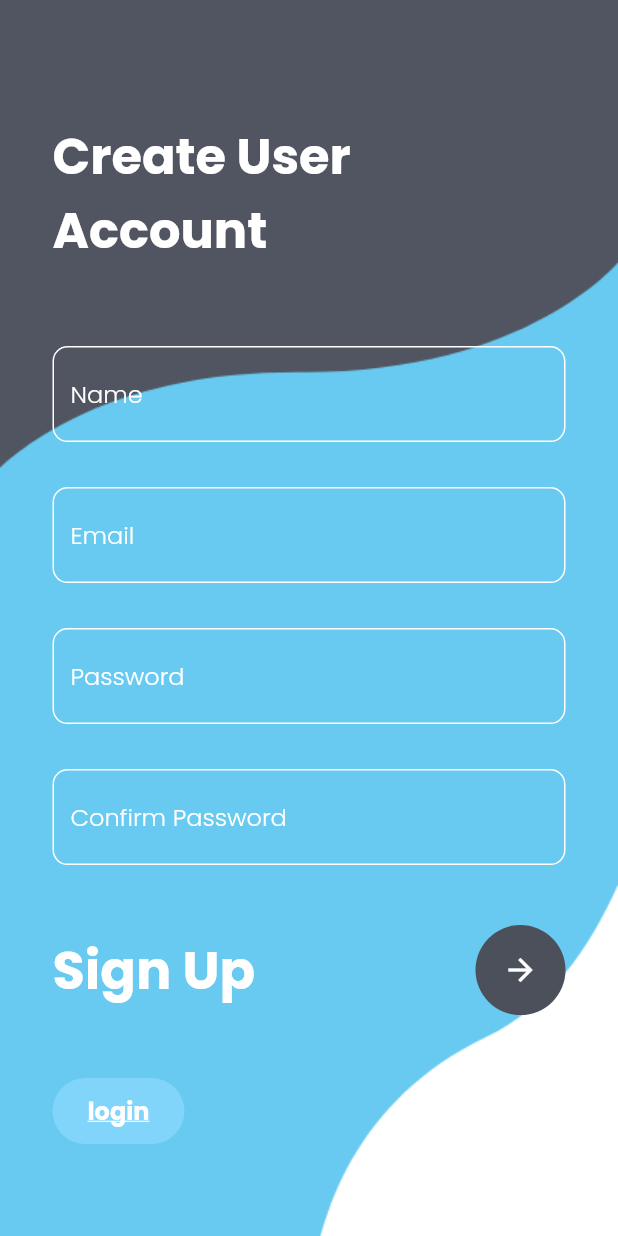
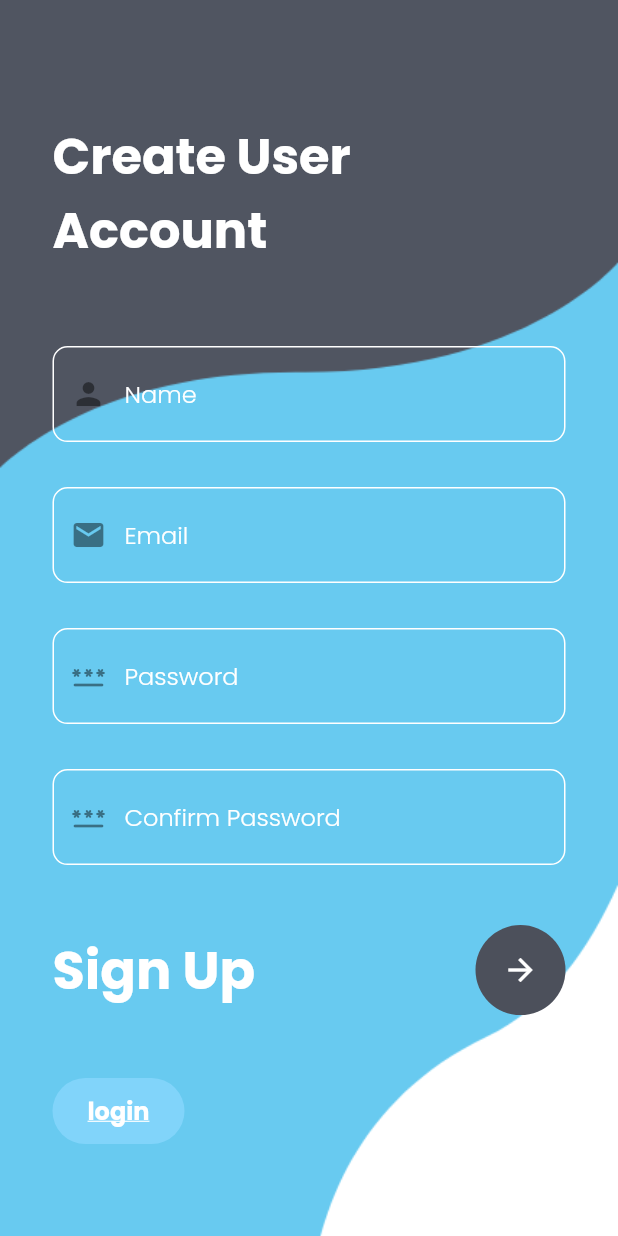
Before and after one commit to S6-mini-project/medicine-frontend, a Flutter app: the screen it shows after launch, after a tap on the "keyboard arrow right" icon, after a tap on "Sign up", on a phone screen of 412 x 824 dp. Run offline on Flutter 3.47's test engine with Material 2 defaults, Android fonts, the phone set to English and light mode, and no system bars; our stand-ins replace fl_chart, flutter_local_notifications, percent_indicator, pie_chart, syncfusion_flutter_datagrid; network calls fail.

Commit message:
added prefix icons , added dynamic colors to stock status widget

```diff
--- a/medpharma_app/lib/widgets/allMedScreen.dart
+++ b/medpharma_app/lib/widgets/allMedScreen.dart
@@ -158,7 +158,7 @@ class _AllMedScreenState extends State<AllMedScreen> {
                                           CrossAxisAlignment.start,
                                       children: [
                                         Text(
-                                          "Enter name of min stock ",
+                                          "Enter the minimum stock ",
                                           style: TextStyle(
                                               fontSize: 14,
                                               fontFamily: "poppins",
--- a/medpharma_app/lib/widgets/loginWidget.dart
+++ b/medpharma_app/lib/widgets/loginWidget.dart
@@ -43,21 +43,26 @@ class _LoginWidgetState extends State<LoginWidget> {
                   print("tapped");
                 },
                 decoration: InputDecoration(
+                  prefixIcon: Icon(
+                    Icons.email,
+                  ),
+                  filled: true,
+                  fillColor: Colors.white,
                   enabledBorder: UnderlineInputBorder(
                     borderSide:
-                        BorderSide(color:  Color.fromARGB(255, 142, 143, 145)),
+                        BorderSide(color: Color.fromARGB(255, 142, 143, 145)),
                   ),
                   focusedBorder: OutlineInputBorder(
                     borderSide: BorderSide(
-                      color:  Color.fromARGB(255, 142, 143, 145),
-                      width: 2,
+                      color: Color.fromARGB(255, 179, 179, 181),
+                      width: 1,
                     ),
                     borderRadius: BorderRadius.circular(10),
                   ),
                   hintText: "Email",
                   errorText: ueCheck ? null : 'Email cannot be empty',
                   hintStyle: TextStyle(
-                    color:  Color.fromARGB(255, 142, 143, 145),
+                    color: Color.fromARGB(255, 142, 143, 145),
                     fontFamily: "Poppins",
                     fontSize: 18,
                   ),
@@ -85,13 +90,16 @@ class _LoginWidgetState extends State<LoginWidget> {
                 print("tapped");
               },
               decoration: InputDecoration(
+                prefixIcon: Icon(Icons.password),
+                filled: true,
+                fillColor: Colors.white,
                 enabledBorder: UnderlineInputBorder(
                     borderSide:
                         BorderSide(color: Color.fromARGB(255, 142, 143, 145))),
                 focusedBorder: OutlineInputBorder(
                   borderSide: BorderSide(
-                    color: Color.fromARGB(255, 142, 143, 145),
-                    width: 2,
+                    color: Color.fromARGB(255, 179, 179, 181),
+                    width: 1,
                   ),
                   borderRadius: BorderRadius.circular(10),
                 ),
@@ -99,7 +107,7 @@ class _LoginWidgetState extends State<LoginWidget> {
                 errorText: passCheck ? null : 'Password cannot be empty',
                 hintStyle: TextStyle(
                   fontFamily: "Poppins",
-                  color:  Color.fromARGB(255, 142, 143, 145),
+                  color: Color.fromARGB(255, 142, 143, 145),
                   fontSize: 18,
                 ),
               ),
--- a/medpharma_app/lib/widgets/signupWidget.dart
+++ b/medpharma_app/lib/widgets/signupWidget.dart
@@ -51,6 +51,7 @@ class _SignupWidgetState extends State<SignupWidget> {
                             controller: unameController,
                             style: TextStyle(color: Colors.white,fontFamily: "poppins",),
                             decoration: InputDecoration(
+                              prefixIcon: Icon(Icons.person),
                                 enabledBorder: OutlineInputBorder(
                                   borderRadius: BorderRadius.circular(10),
                                   borderSide: BorderSide(
@@ -79,6 +80,7 @@ class _SignupWidgetState extends State<SignupWidget> {
                                controller : emailController,
                             style: TextStyle(color: Colors.white),
                             decoration: InputDecoration(
+                              prefixIcon: Icon(Icons.email),
                                 enabledBorder: OutlineInputBorder(
                                   borderRadius: BorderRadius.circular(10),
                                   borderSide: BorderSide(
@@ -107,6 +109,7 @@ class _SignupWidgetState extends State<SignupWidget> {
                             style: TextStyle(color: Colors.white),
                             obscureText: true,
                             decoration: InputDecoration(
+                              prefixIcon: Icon(Icons.password_rounded),
                                 enabledBorder: OutlineInputBorder(
                                   borderRadius: BorderRadius.circular(10),
                                   borderSide: BorderSide(
@@ -135,6 +138,7 @@ class _SignupWidgetState extends State<SignupWidget> {
                             style: TextStyle(color: Colors.white),
                             obscureText: true,
                             decoration: InputDecoration(
+                              prefixIcon: Icon(Icons.password_rounded),
                                 enabledBorder: OutlineInputBorder(
                                   borderRadius: BorderRadius.circular(10),
                                   borderSide: BorderSide(
```
Also changed, not shown: medpharma_app/lib/widgets/stockStatusWidget.dart (+9 -6 lines), medpharma_app/lib/widgets/totalStock.dart (+13 -6 lines).
